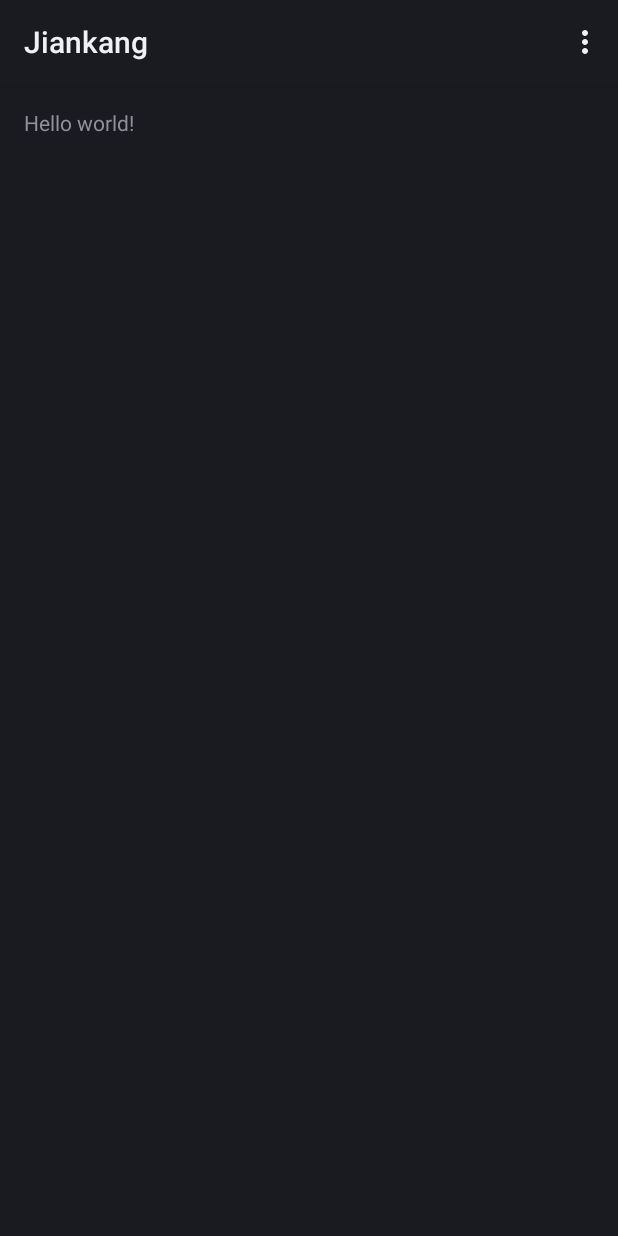
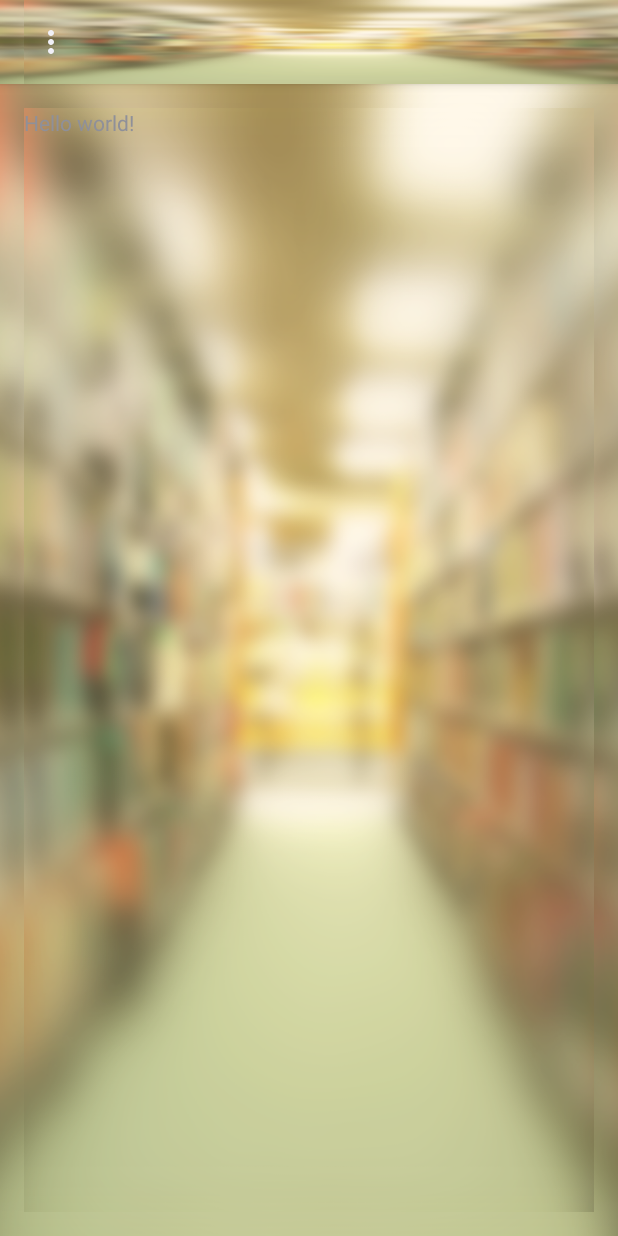
Before and after one commit to chiplua/Jiankang, an Android app: the screen it shows after launch (JiankangActivity), on a phone screen of 412 x 824 dp. Before the commit the screen is almost empty. Run offline under Robolectric (Android 15) with nearby library versions, the phone set to English and light mode, and no system bars.

Commit message:
[BACKGROUND]:Add background

```diff
--- a/build.gradle
+++ b/build.gradle
@@ -1,7 +1,7 @@
 apply plugin: 'com.android.application'
 
 android {
-    compileSdkVersion 18
+    compileSdkVersion 19
     buildToolsVersion "19.1.0"
 
     defaultConfig {
--- a/src/main/AndroidManifest.xml
+++ b/src/main/AndroidManifest.xml
@@ -4,9 +4,9 @@
 
     <application
         android:allowBackup="true"
+        android:theme="@style/Translucent"
         android:icon="@mipmap/ic_launcher"
-        android:label="@string/app_name"
-        android:theme="@style/AppTheme" >
+        android:label="@string/app_name">
         <activity
             android:name=".JiankangActivity"
             android:label="@string/app_name" >
--- /dev/null
+++ b/src/main/res/values/colors.xml
@@ -0,0 +1,4 @@
+<?xml version="1.0" encoding="UTF-8"?>
+<resources>
+<color name="translucent_background">#60000000</color>
+</resources>
--- a/src/main/res/values/styles.xml
+++ b/src/main/res/values/styles.xml
@@ -5,4 +5,9 @@
         <!-- Customize your theme here. -->
     </style>
 
+    <style name="Translucent">
+        <item name="android:windowBackground">@color/translucent_background</item>
+        <item name="android:background">@drawable/default_background</item>
+        <item name="android:windowIsTranslucent">true</item>
+    </style>
 </resources>
```
Also changed, not shown: src/main/res/drawable/default_background.png (added).
